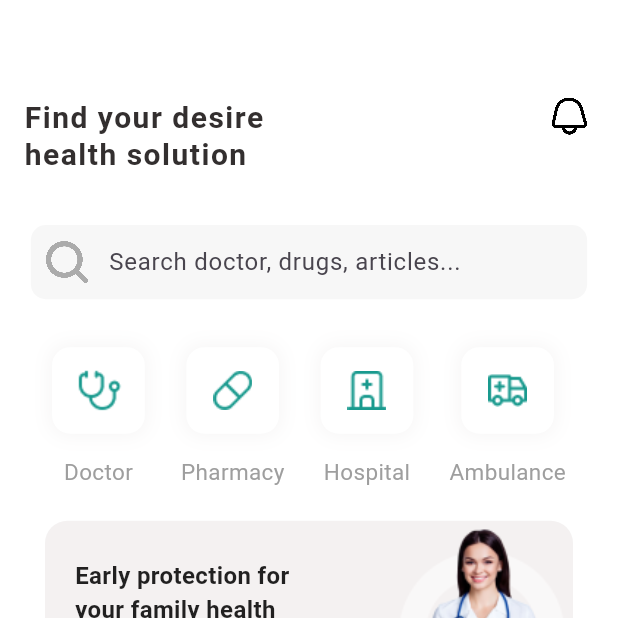
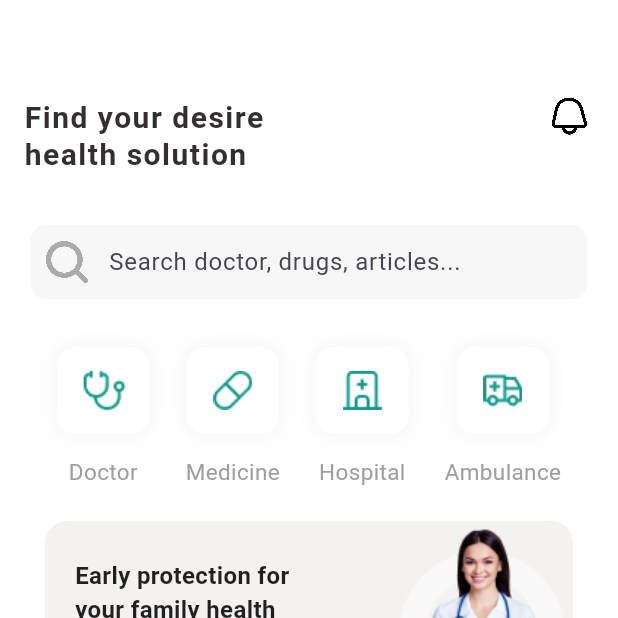
Before and after one commit to Vanminh2002/heart, a Flutter app: the DashboardScreen screen opened directly, on a phone screen of 412 x 824 dp, the top half of it. Run offline on Flutter 3.47's test engine with Material 3 defaults, Android fonts, the phone set to English and light mode, and no system bars; our stand-ins replace animated_bottom_navigation_bar, equatable, font_awesome_flutter, page_transition, shared_preferences, shimmer and 1 more; accounts and stored records are empty; network calls fail.

Commit message:
medicine

```diff
--- /dev/null
+++ b/lib/models/medicine.dart
@@ -0,0 +1,31 @@
+class Medicine {
+  final int id;
+  final String name;
+  final String dosage;
+  final String form;
+  final String manufacturer;
+  final String description;
+  final String imageUrl;
+
+  Medicine({
+    required this.id,
+    required this.name,
+    required this.dosage,
+    required this.form,
+    required this.manufacturer,
+    required this.description,
+    required this.imageUrl,
+  });
+
+  factory Medicine.fromJson(Map<String, dynamic> json) {
+    return Medicine(
+      id: json['id'],
+      name: json['name'],
+      dosage: json['dosage'],
+      form: json['form'],
+      manufacturer: json['manufacturer'],
+      description: json['description'],
+      imageUrl: json["imageUrl"] ?? "", // Ảnh mặc định nếu null
+    );
+  }
+}
--- a/lib/screens/user/view/dashboard_screen.dart
+++ b/lib/screens/user/view/dashboard_screen.dart
@@ -189,12 +189,12 @@ class _DashboardScreenState extends State<DashboardScreen> {
               ),
               ListIcons(
                 Icon: "assets/icons/Pharmacy.png",
-                text: "Pharmacy",
+                text: "Medicine",
                 onTap: () {
                   // Chuyển sang trang Pharmacy
                   Navigator.push(
                     context,
-                    MaterialPageRoute(builder: (context) => const PharmacyScreen()),
+                    MaterialPageRoute(builder: (context) => MedicineScreen()),
                   );
                 },
               ),
```
Also changed, not shown: lib/screens/user/view/pharmacy_screen.dart (+145 -3 lines), lib/services/medicine_service.dart (added, +33 -0 lines).
